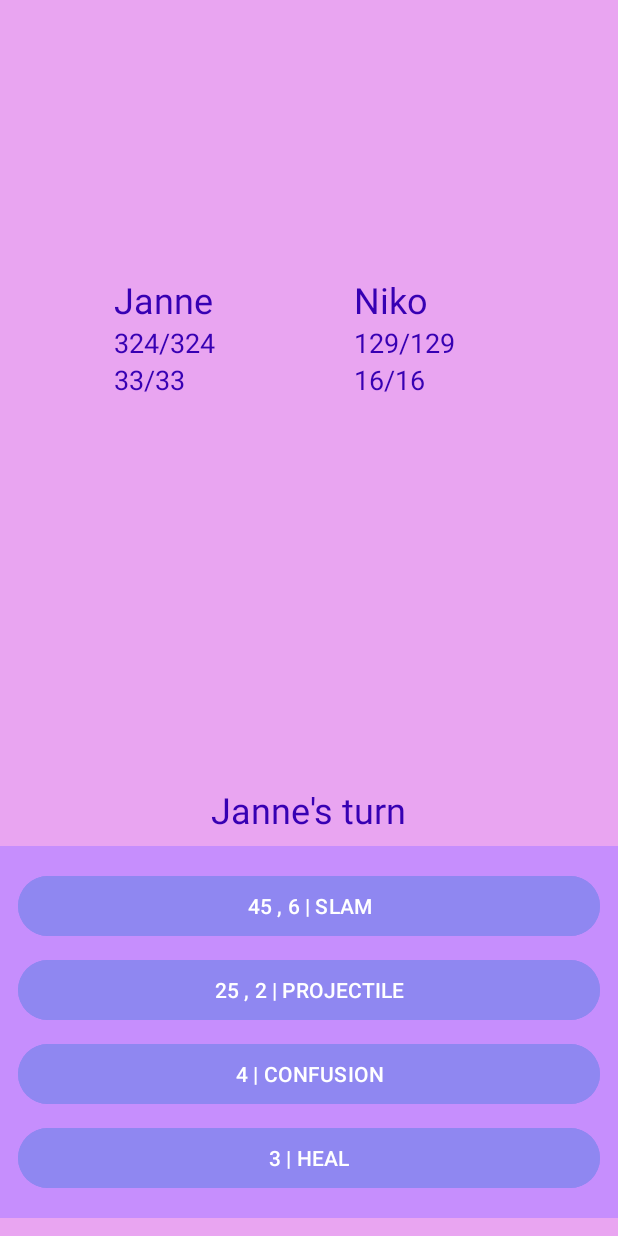
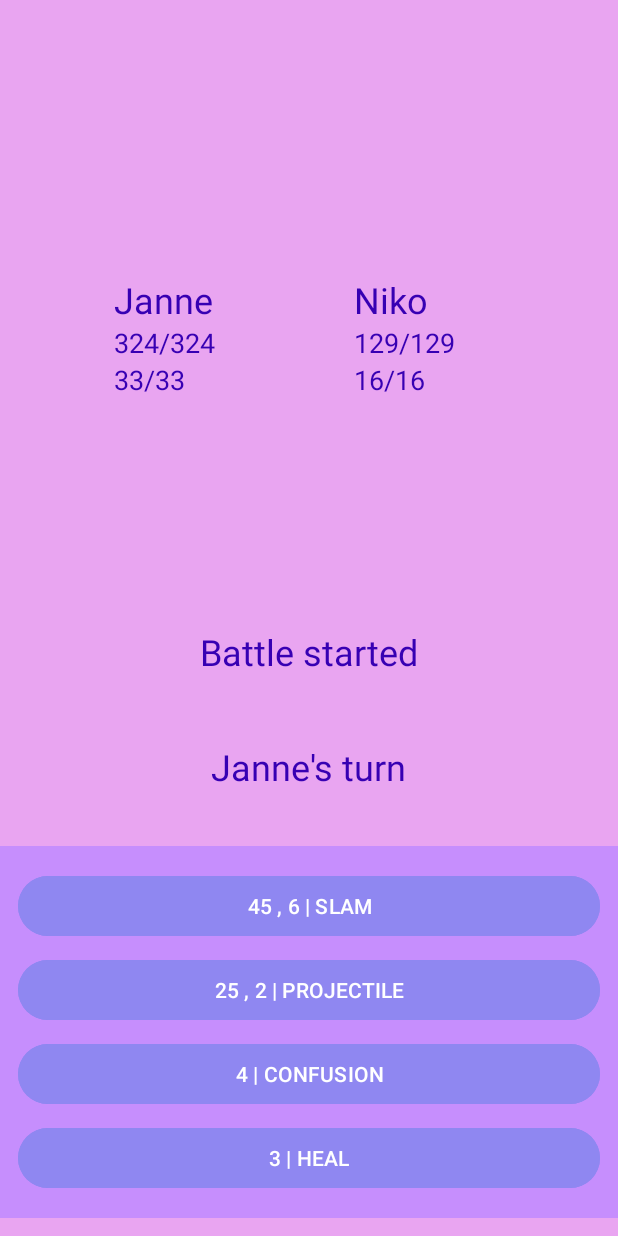
Before and after one commit to NNLisk/lutemonProject, an Android app: the Battle screen opened directly, with no data from a screen before it, on a phone screen of 412 x 824 dp. Run offline under Robolectric (Android 15) with nearby library versions, the phone set to English and light mode, and no system bars.

Commit message:
battlemessage base

```diff
--- a/app/src/main/java/com/example/lutemonnikomatei/BattleListener.java
+++ b/app/src/main/java/com/example/lutemonnikomatei/BattleListener.java
@@ -5,4 +5,6 @@ import com.example.lutemonnikomatei.LutemonClasses.Lutemon;
 public interface BattleListener {
     void onTurnStart(Lutemon lutemon);
     void onGameOver();
+
+    void updateBattleMessage(String message);
 }
--- a/app/src/main/java/com/example/lutemonnikomatei/BattleManager.java
+++ b/app/src/main/java/com/example/lutemonnikomatei/BattleManager.java
@@ -16,7 +16,6 @@ public class BattleManager {
 
     Lutemon currentPlayer;
     Lutemon receivingPlayer;
-
     Lutemon winner = null;
     BattleListener listener;
     boolean isGameOver;
@@ -30,6 +29,7 @@ public class BattleManager {
         receivingPlayer = getReceivingLutemon(ltmMngr.getPlayer1(), ltmMngr.getPlayer2());
     }
     public void startBattle() {
+        listener.updateBattleMessage("Battle started");
         listener.onTurnStart(currentPlayer);
     }
     public Lutemon getCurrentPlayer() {return this.currentPlayer;}
--- a/app/src/main/java/com/example/lutemonnikomatei/GUI/Battle.java
+++ b/app/src/main/java/com/example/lutemonnikomatei/GUI/Battle.java
@@ -38,7 +38,7 @@ public class Battle extends AppCompatActivity {
     Button p2abilityButton1, p2abilityButton2, p2abilityButton3, p2abilityButton4;
     ArrayList<Button> buttonListPlayer2 = new ArrayList<>();
 
-    TextView p1NameContainer, p2NameContainer, p1HealthContainer, p2HealthContainer, p1StaminaContainer, p2StaminaContainer, showTurn;
+    TextView p1NameContainer, p2NameContainer, p1HealthContainer, p2HealthContainer, p1StaminaContainer, p2StaminaContainer, showTurn, battleMessage;
     ImageView p1ImageContainer, p2ImageContainer;
     BattleManager battleManager;
 
@@ -75,6 +75,11 @@ public class Battle extends AppCompatActivity {
                 updateBattleUIonTurnChange();
                 disableAllButtons(battleManager.getCurrentPlayer(), battleManager.getReceivingPlayer());
             }
+
+            @Override
+            public void updateBattleMessage(String message) {
+                battleMessage.setText(message);
+            }
         };
         battleManager = new BattleManager(battleListener);
 
@@ -99,6 +104,7 @@ public class Battle extends AppCompatActivity {
         buttonListPlayer2.add(p2abilityButton4);
 
         showTurn = findViewById(R.id.showTurn);
+        battleMessage = findViewById(R.id.battleMessage);
 
         p1NameContainer = findViewById(R.id.showP1name);
         p2NameContainer = findViewById(R.id.showP2name);
--- a/app/src/main/res/layout/activity_battle.xml
+++ b/app/src/main/res/layout/activity_battle.xml
@@ -121,13 +121,14 @@
 
 
     <LinearLayout
+        android:id="@+id/turnMessageContainer"
         android:layout_width="match_parent"
         android:layout_height="wrap_content"
         android:orientation="vertical"
         app:layout_constraintBottom_toTopOf="@id/scrollView2"
         app:layout_constraintEnd_toEndOf="parent"
         app:layout_constraintStart_toStartOf="parent"
-        app:layout_constraintTop_toBottomOf="@+id/playerContainer"
+        app:layout_constraintTop_toBottomOf="@+id/battleMessageContainer"
         app:layout_constraintVertical_bias="1.0">
 
         <TextView
@@ -141,6 +142,27 @@
             android:paddingTop="8dp"/>
     </LinearLayout>
 
+    <LinearLayout
+        android:id="@+id/battleMessageContainer"
+        android:layout_width="match_parent"
+        android:layout_height="wrap_content"
+        android:orientation="vertical"
+        app:layout_constraintBottom_toTopOf="@id/turnMessageContainer"
+        app:layout_constraintEnd_toEndOf="parent"
+        app:layout_constraintStart_toStartOf="parent"
+        app:layout_constraintTop_toBottomOf="@+id/playerContainer"
+        app:layout_constraintVertical_bias="1.0">
+
+        <TextView
+            android:id="@+id/battleMessage"
+            android:layout_width="wrap_content"
+            android:layout_height="wrap_content"
+            android:layout_gravity="center_horizontal"
+            android:textSize="24sp"
+            android:textColor="@color/design_default_color_primary_variant"
+            android:paddingBottom="8dp"
+            android:paddingTop="8dp"/>
+    </LinearLayout>
     <LinearLayout
         android:id="@+id/playerContainer"
         android:layout_width="0dp"
```
